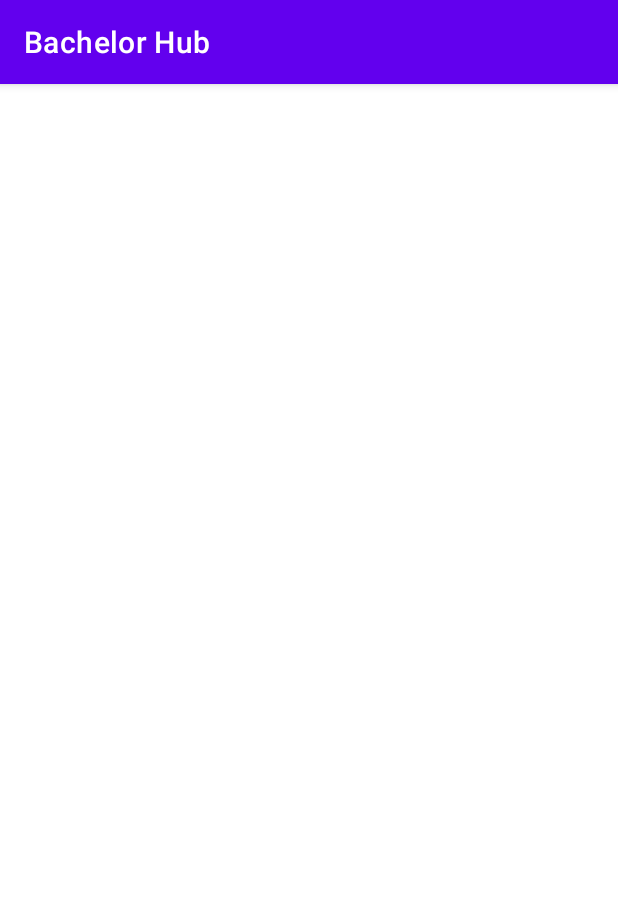
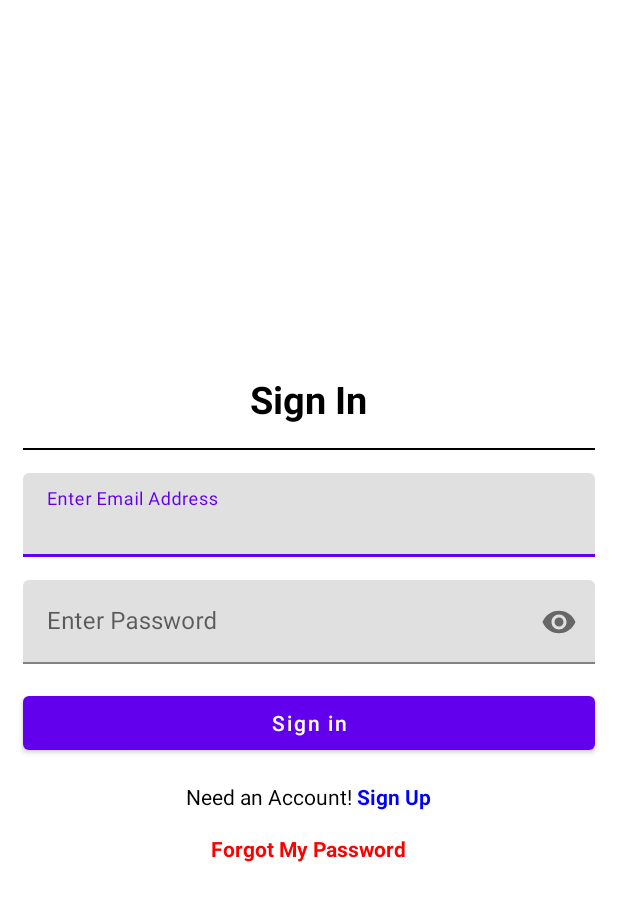
Before and after one commit to Liakot-ali/Bachelor-Hub, an Android app: the AuthActivity screen opened directly, with no data from a screen before it, on a phone screen of 412 x 824 dp. Shown: the top 901 px of the screen. Run offline under Robolectric (Android 15) with nearby library versions, the phone set to English and light mode, and no system bars; our stand-ins replace Firebase (no records; nobody signed in at launch, a user with empty details on screens opened directly).

Commit message:
AuthActivity - Sign in Fragment Design and Implement

```diff
--- a/app/build.gradle
+++ b/app/build.gradle
@@ -35,6 +35,7 @@ dependencies {
     implementation 'com.google.android.material:material:1.5.0'
     implementation 'androidx.constraintlayout:constraintlayout:2.1.3'
     implementation 'com.google.firebase:firebase-auth:21.0.3'
+    implementation 'androidx.legacy:legacy-support-v4:1.0.0'
     testImplementation 'junit:junit:4.+'
     androidTestImplementation 'androidx.test.ext:junit:1.1.3'
     androidTestImplementation 'androidx.test.espresso:espresso-core:3.4.0'
--- a/app/src/main/AndroidManifest.xml
+++ b/app/src/main/AndroidManifest.xml
@@ -11,6 +11,7 @@
         android:supportsRtl="true"
         android:theme="@style/Theme.BachelorHub">
         <activity
+            android:theme="@style/Theme.MaterialComponents.Light.NoActionBar"
             android:name=".Activity.AuthActivity"
             android:exported="false" />
         <activity
--- a/app/src/main/java/com/nurnobishanto/bachelorhub/Activity/AuthActivity.java
+++ b/app/src/main/java/com/nurnobishanto/bachelorhub/Activity/AuthActivity.java
@@ -4,6 +4,7 @@ import androidx.appcompat.app.AppCompatActivity;
 
 import android.os.Bundle;
 
+import com.nurnobishanto.bachelorhub.AuthFragment.SigninFragment;
 import com.nurnobishanto.bachelorhub.R;
 
 public class AuthActivity extends AppCompatActivity {
@@ -12,5 +13,6 @@ public class AuthActivity extends AppCompatActivity {
     protected void onCreate(Bundle savedInstanceState) {
         super.onCreate(savedInstanceState);
         setContentView(R.layout.activity_auth);
+        getSupportFragmentManager().beginTransaction().replace(R.id.frameAuthContainer,new SigninFragment()).commit();
     }
 }
--- /dev/null
+++ b/app/src/main/java/com/nurnobishanto/bachelorhub/AuthFragment/SigninFragment.java
@@ -0,0 +1,177 @@
+package com.nurnobishanto.bachelorhub.AuthFragment;
+
+import static android.content.Context.MODE_PRIVATE;
+
+import android.app.Activity;
+import android.app.ProgressDialog;
+import android.content.Intent;
+import android.content.SharedPreferences;
+import android.os.Bundle;
+
+import androidx.annotation.NonNull;
+import androidx.fragment.app.Fragment;
+
+import android.text.Editable;
+import android.text.TextWatcher;
+import android.view.LayoutInflater;
+import android.view.View;
+import android.view.ViewGroup;
+import android.widget.Button;
+import android.widget.TextView;
+
+import com.google.android.gms.tasks.OnCompleteListener;
+import com.google.android.gms.tasks.Task;
+import com.google.android.material.textfield.TextInputEditText;
+import com.google.android.material.textfield.TextInputLayout;
+import com.google.firebase.auth.AuthResult;
+import com.google.firebase.auth.FirebaseAuth;
+import com.nurnobishanto.bachelorhub.MainActivity;
+import com.nurnobishanto.bachelorhub.R;
+
+
+public class SigninFragment extends Fragment {
+
+    private TextInputLayout emailInputLayout,passInputLayout;
+    private TextInputEditText emailInput,passInput;
+    private Button signin;
+    private TextView signup,forget;
+    private String emailPattern = "[a-zA-Z0-9._-]+@[a-z]+\\.+[a-z]+";
+
+    private FirebaseAuth mAuth;
+
+
+    @Override
+    public View onCreateView(LayoutInflater inflater, ViewGroup container,
+                             Bundle savedInstanceState) {
+        // Inflate the layout for this fragment
+        View view = inflater.inflate(R.layout.fragment_signin, container, false);
+
+
+        emailInputLayout=view.findViewById(R.id.emailInputLayout);
+        passInputLayout=view.findViewById(R.id.passlInputLayout);
+        emailInput=view.findViewById(R.id.email);
+        passInput=view.findViewById(R.id.password);
+        signin=view.findViewById(R.id.signin);
+        signup=view.findViewById(R.id.signup);
+        forget=view.findViewById(R.id.forget);
+
+
+        mAuth =FirebaseAuth.getInstance();
+
+        signup.setOnClickListener(v -> getActivity().getSupportFragmentManager().beginTransaction().replace(R.id.frameAuthContainer,new SignUpFragment()).commit());
+        forget.setOnClickListener(v -> getActivity().getSupportFragmentManager().beginTransaction().replace(R.id.frameAuthContainer,new ForgotFragment()).commit());
+        signin.setOnClickListener(v -> {
+            if(Validate()){
+                Login();
+            }
+        });
+        emailInput.addTextChangedListener(new TextWatcher() {
+            @Override
+            public void beforeTextChanged(CharSequence s, int start, int count, int after) {
+
+            }
+
+            @Override
+            public void onTextChanged(CharSequence s, int start, int before, int count) {
+                if(!emailInput.getText().toString().trim().matches(emailPattern)){
+                    emailInputLayout.setErrorEnabled(true);
+                    emailInputLayout.setError("Valid email is required!");
+                }else {
+                    emailInputLayout.setErrorEnabled(false);
+                }
+
+            }
+
+            @Override
+            public void afterTextChanged(Editable s) {
+
+            }
+        });
+        passInput.addTextChangedListener(new TextWatcher() {
+            @Override
+            public void beforeTextChanged(CharSequence s, int start, int count, int after) {
+
+            }
+
+            @Override
+            public void onTextChanged(CharSequence s, int start, int before, int count) {
+                if (passInput.getText().toString().length()<8){
+                    passInputLayout.setErrorEnabled(true);
+                    passInputLayout.setError("Password must be at least 8 Character!");
+                }else {
+                    passInputLayout.setErrorEnabled(false);
+                }
+
+            }
+
+            @Override
+            public void afterTextChanged(Editable s) {
+
+            }
+        });
+
+
+
+        return view;
+    }
+
+    private void Login() {
+        ProgressDialog dialog = new ProgressDialog(getContext());
+        dialog.setTitle("Login");
+        dialog.setMessage("Loading...");
+        dialog.setCancelable(false);
+        dialog.show();
+
+        mAuth.signInWithEmailAndPassword(emailInput.getText().toString(),passInput.getText().toString()).addOnCompleteListener((Activity) getContext(), (OnCompleteListener<AuthResult>) task -> {
+            if(!task.isSuccessful())
+            {
+                emailInput.setError(task.getException().getMessage());
+                passInput.setError(task.getException().getMessage());
+                dialog.dismiss();
+            }else {
+                dialog.dismiss();
+                SharedPreferences userPref = getActivity().getApplicationContext().getSharedPreferences("user",getContext().MODE_PRIVATE);
+                SharedPreferences.Editor editor = userPref.edit();
+                editor.putBoolean("isLogged",true);
+                editor.putString("UserId", mAuth.getCurrentUser().getUid());
+                editor.putString("UserEmail", mAuth.getCurrentUser().getEmail());
+                editor.apply();
+                startActivity(new Intent(getContext(),MainActivity.class));
+                getActivity().finish();
+
+            }
+        });
+
+    }
+
+    private boolean Validate() {
+        if (emailInput.getText().toString().isEmpty()){
+            emailInputLayout.setErrorEnabled(true);
+            emailInputLayout.setError("Email is required!");
+            return false;
+        }else if(!emailInput.getText().toString().trim().matches(emailPattern)){
+            emailInputLayout.setErrorEnabled(true);
+            emailInputLayout.setError("Valid email is required!");
+            return false;
+        }
+        else if (passInput.getText().toString().isEmpty()){
+            emailInputLayout.setErrorEnabled(false);
+            passInputLayout.setErrorEnabled(true);
+            passInputLayout.setError("Password is required!");
+            return false;
+        }
+        else if (passInput.getText().toString().length()<8){
+            emailInputLayout.setErrorEnabled(false);
+            passInputLayout.setErrorEnabled(true);
+            passInputLayout.setError("Password must be at least 8 Character!");
+            return false;
+        }
+
+        else {
+            passInputLayout.setErrorEnabled(false);
+            emailInputLayout.setErrorEnabled(false);
+            return true;
+        }
+
+    }
+}
--- a/app/src/main/res/layout/activity_auth.xml
+++ b/app/src/main/res/layout/activity_auth.xml
@@ -1,9 +1,11 @@
 <?xml version="1.0" encoding="utf-8"?>
-<androidx.constraintlayout.widget.ConstraintLayout xmlns:android="http://schemas.android.com/apk/res/android"
+<FrameLayout
+    xmlns:android="http://schemas.android.com/apk/res/android"
     xmlns:app="http://schemas.android.com/apk/res-auto"
     xmlns:tools="http://schemas.android.com/tools"
     android:layout_width="match_parent"
     android:layout_height="match_parent"
+    android:id="@+id/frameAuthContainer"
     tools:context=".Activity.AuthActivity">
 
-</androidx.constraintlayout.widget.ConstraintLayout>
+</FrameLayout>
--- /dev/null
+++ b/app/src/main/res/layout/fragment_signin.xml
@@ -0,0 +1,96 @@
+<?xml version="1.0" encoding="utf-8"?>
+<LinearLayout
+    xmlns:android="http://schemas.android.com/apk/res/android"
+    xmlns:tools="http://schemas.android.com/tools"
+    android:layout_width="match_parent"
+    android:layout_height="match_parent"
+    android:orientation="vertical"
+    android:gravity="center"
+    android:background="@color/white"
+    xmlns:app="http://schemas.android.com/apk/res-auto"
+    tools:context=".AuthFragment.SigninFragment">
+
+    <TextView
+        android:layout_width="wrap_content"
+        android:layout_height="wrap_content"
+        android:layout_marginLeft="15dp"
+        android:layout_marginRight="15dp"
+        android:layout_marginBottom="15dp"
+        android:text="Sign In"
+        android:textColor="@color/black"
+        android:textSize="25sp"
+        android:textStyle="bold"/>
+    <View
+        android:layout_width="match_parent"
+        android:layout_height="1dp"
+        android:layout_marginLeft="15dp"
+        android:layout_marginRight="15dp"
+        android:layout_marginBottom="15dp"
+        android:background="@color/black"/>
+    <com.google.android.material.textfield.TextInputLayout
+        android:layout_width="match_parent"
+        android:layout_height="wrap_content"
+        android:id="@+id/emailInputLayout"
+        android:layout_marginLeft="15dp"
+        android:layout_marginRight="15dp"
+        android:layout_marginBottom="15dp">
+        <com.google.android.material.textfield.TextInputEditText
+            android:layout_width="match_parent"
+            android:layout_height="wrap_content"
+            android:id="@+id/email"
+            android:inputType="textEmailAddress|textWebEmailAddress"
+            android:hint="Enter Email Address"/>
+    </com.google.android.material.textfield.TextInputLayout>
+    <com.google.android.material.textfield.TextInputLayout
+        android:layout_width="match_parent"
+        android:layout_height="wrap_content"
+        android:id="@+id/passlInputLayout"
+        app:passwordToggleEnabled="true"
+        android:layout_marginLeft="15dp"
+        android:layout_marginRight="15dp"
+        android:layout_marginBottom="15dp">
+        <com.google.android.material.textfield.TextInputEditText
+            android:layout_width="match_parent"
+            android:layout_height="wrap_content"
+            android:id="@+id/password"
+            android:inputType="textPassword"
+            android:hint="Enter Password"/>
+    </com.google.android.material.textfield.TextInputLayout>
+    <Button
+        android:layout_width="match_parent"
+        android:layout_height="wrap_content"
+        android:layout_marginLeft="15dp"
+        android:layout_marginRight="15dp"
+        android:layout_marginBottom="15dp"
+        android:text="Sign in"
+        android:id="@+id/signin"
+        android:textAllCaps="false"/>
+    <LinearLayout
+        android:layout_width="wrap_content"
+        android:layout_height="wrap_content"
+        android:layout_marginLeft="15dp"
+        android:layout_marginRight="15dp"
+        android:layout_marginBottom="15dp"
+        android:orientation="horizontal">
+        <TextView
+            android:textColor="@color/black"
+            android:layout_width="wrap_content"
+            android:layout_height="wrap_content"
+            android:text="Need an Account! "/>
+        <TextView
+            android:layout_width="wrap_content"
+            android:layout_height="wrap_content"
+            android:id="@+id/signup"
+            android:text="Sign Up"
+            android:textColor="@color/blue"
+            android:textStyle="bold"/>
+    </LinearLayout>
+    <TextView
+        android:layout_width="wrap_content"
+        android:layout_height="wrap_content"
+        android:id="@+id/forget"
+        android:text="Forgot My Password"
+        android:textColor="@color/red"
+        android:textStyle="bold"/>
+
+</LinearLayout>
--- a/app/src/main/res/values/strings.xml
+++ b/app/src/main/res/values/strings.xml
@@ -1,3 +1,5 @@
 <resources>
     <string name="app_name">Bachelor Hub</string>
+    <!-- TODO: Remove or change this placeholder text -->
+    <string name="hello_blank_fragment">Hello blank fragment</string>
 </resources>
```
Also changed, not shown: app/src/main/java/com/nurnobishanto/bachelorhub/AuthFragment/ForgotFragment.java (added, +66 -0 lines), app/src/main/java/com/nurnobishanto/bachelorhub/AuthFragment/SignUpFragment.java (added, +66 -0 lines), app/src/main/res/layout/fragment_forgot.xml (added, +14 -0 lines), app/src/main/res/layout/fragment_sign_up.xml (added, +14 -0 lines).
